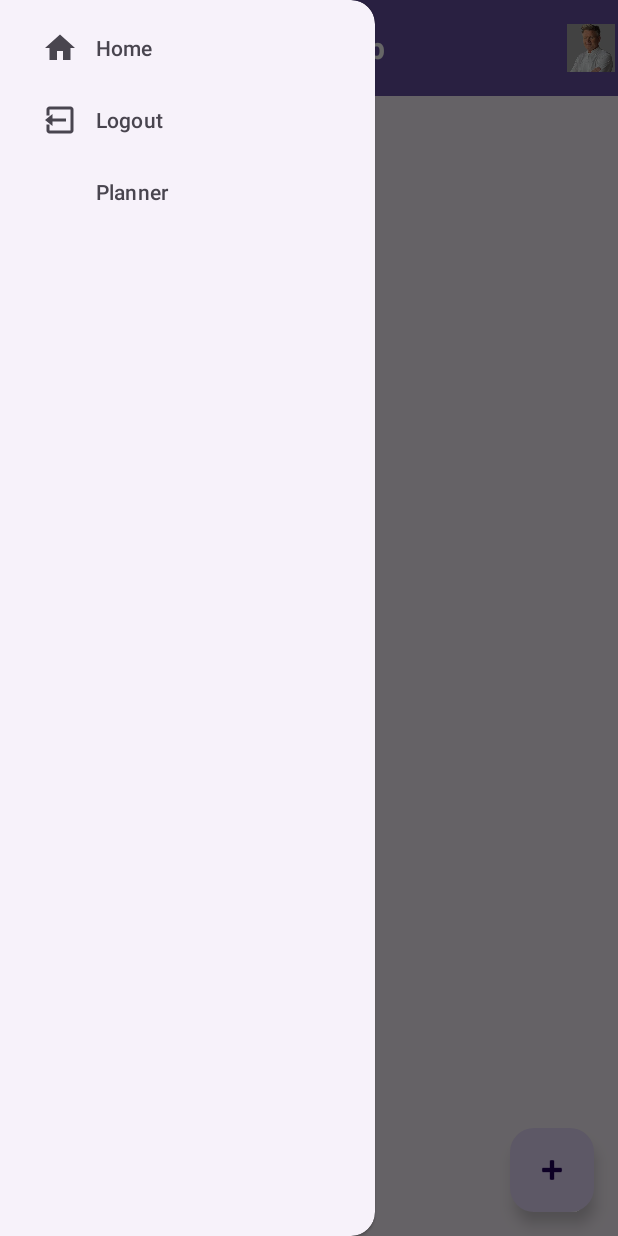
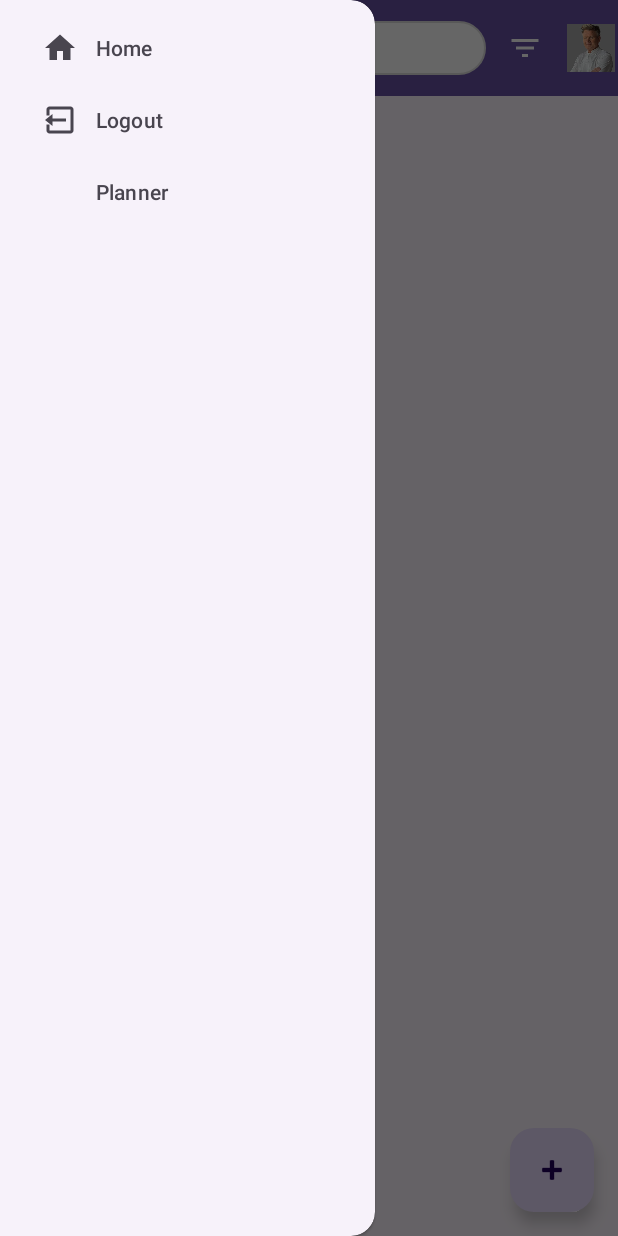
Before and after one commit to VuThanh2/RecipeApp, an Android app: the RecipeListFragment screen opened directly, with no data from a screen before it, with the side drawer open, on a phone screen of 412 x 824 dp. Run offline under Robolectric (Android 15) with nearby library versions, the phone set to English and light mode, and no system bars.

Commit message:
Add Searching Logic (by title, ingredient only), move DietMode from register to user profile, fix some minor ux features, continue with filtering

```diff
--- a/app/src/main/java/MealPlanner/WeeklyPlannerActivity.java
+++ b/app/src/main/java/MealPlanner/WeeklyPlannerActivity.java
@@ -11,10 +11,7 @@
 import RecipeManager.Recipe;
 import RecipeManager.RecipeDataManager;
 
-
-
 public class WeeklyPlannerActivity extends AppCompatActivity implements WeeklyAdapter.Listener {
-
     private String weekId;
     private WeeklyAdapter adapter;
     private TextView tvWeek;
@@ -51,7 +48,6 @@
         );
     }
 
-    // === Adapter callbacks ===
     @Override public void onAddClicked(Day day) {
         new AddRecipeBottomSheet(tag -> {
             boolean ok = MealPlanManager.addRecipe(this, weekId, day, tag);
@@ -69,6 +65,4 @@
                 })
                 .setNegativeButton("Huỷ", null).show();
     }
-
-
 }
--- a/app/src/main/java/RecipeManager/RecipeManagerActivity.java
+++ b/app/src/main/java/RecipeManager/RecipeManagerActivity.java
@@ -2,8 +2,10 @@
 
 import android.content.Intent;
 import android.os.Bundle;
+import android.text.Editable;
+import android.text.TextWatcher;
+import android.widget.EditText;
 import android.widget.ImageView;
-import android.widget.TextView;
 import android.widget.Toast;
 
 import androidx.appcompat.app.ActionBarDrawerToggle;
@@ -20,15 +22,14 @@
 import Login.UserProfileActivity;
 import MealPlanner.WeeklyPlannerActivity;
 
-public class RecipeManagerActivity extends AppCompatActivity
-        implements RecipeListFragment.OnRecipeSelectedListener {
-
+public class RecipeManagerActivity extends AppCompatActivity implements RecipeListFragment.OnRecipeSelectedListener {
     private DrawerLayout drawerLayout;
     private NavigationView navigationView;
     private Toolbar toolbar;
-    private TextView toolbarTitle;
     private ImageView profileIcon;
     private String currentUsername;
+    private EditText etSearch;
+    private RecipeListFragment recipeListFragment;
 
     @Override
     protected void onCreate(Bundle savedInstanceState) {
@@ -41,12 +42,8 @@
         setSupportActionBar(toolbar);
         Objects.requireNonNull(getSupportActionBar()).setDisplayShowTitleEnabled(false);
 
-        toolbarTitle = findViewById(R.id.tvToolbarTitle);
         profileIcon = findViewById(R.id.ivProfileIcon);
-
-        toolbarTitle.setOnClickListener(v -> {
-            PassDataToActivity(RecipeManagerActivity.class, 2);
-        });
+        etSearch = findViewById(R.id.etSearch);
 
         profileIcon.setOnClickListener(v -> {
             PassDataToActivity(UserProfileActivity.class, 1);
@@ -67,7 +64,7 @@
             int id = item.getItemId();
 
             if (id == R.id.nav_home) {
-                PassDataToActivity(RecipeManagerActivity.class, 1);
+                PassDataToActivity(RecipeManagerActivity.class, 4);
             } else if (id == R.id.nav_logout) {
                 Toast.makeText(this, "Logged out", Toast.LENGTH_SHORT).show();
                 PassDataToActivity(LoginActivity.class, 4);
@@ -80,25 +77,33 @@
         });
 
         if (savedInstanceState == null) {
+            recipeListFragment = new RecipeListFragment();
             getSupportFragmentManager().beginTransaction()
-                    .replace(R.id.fragment_container, new RecipeListFragment())
+                    .replace(R.id.fragment_container, recipeListFragment)
                     .commit();
+        } else {
+            recipeListFragment = (RecipeListFragment)
+                    getSupportFragmentManager().findFragmentById(R.id.fragment_container);
         }
+        etSearch.addTextChangedListener(new TextWatcher() {
+            @Override
+            public void beforeTextChanged(CharSequence s, int start, int count, int after) {}
+
+            @Override
+            public void onTextChanged(CharSequence s, int start, int before, int count) {
+                if (recipeListFragment != null) {
+                    recipeListFragment.FilterRecipesForSearching(s.toString());
+                }
+            }
+
+            @Override
+            public void afterTextChanged(Editable s) {}
+        });
     }
 
-    /**
-     * Callback từ RecipeListFragment.
-     * index đã lỗi thời (list giờ theo id); bỏ qua và mở Detail bằng recipe.
-     */
     @Override
-    public void onRecipeSelected(Recipe recipe, int index /*deprecated*/) {
-        // Nếu bạn đã refactor RecipeDetailFragment như mình đề xuất:
+    public void onRecipeSelected(Recipe recipe, int index) {
         RecipeDetailFragment detailFragment = RecipeDetailFragment.newInstance(recipe);
-
-        // Nếu muốn luôn lấy bản mới nhất từ storage theo id, bạn có thể:
-        // Recipe fresh = (recipe != null && recipe.getId() != null)
-        //     ? RecipeDataManager.getById(this, recipe.getId()) : null;
-        // RecipeDetailFragment detailFragment = RecipeDetailFragment.newInstance(fresh != null ? fresh : recipe);
 
         getSupportFragmentManager().beginTransaction()
                 .replace(R.id.fragment_container, detailFragment)
--- /dev/null
+++ b/app/src/main/res/drawable/ic_filter_list.xml
@@ -0,0 +1,9 @@
+<vector xmlns:android="http://schemas.android.com/apk/res/android"
+    android:width="24dp"
+    android:height="24dp"
+    android:viewportWidth="24"
+    android:viewportHeight="24">
+    <path
+        android:fillColor="#FFFFFF"
+        android:pathData="M10,18h4v-2h-4v2zM3,6v2h18V6H3zm3,7h12v-2H6v2z" />
+</vector>
--- /dev/null
+++ b/app/src/main/res/drawable/ic_search.xml
@@ -0,0 +1,9 @@
+<vector xmlns:android="http://schemas.android.com/apk/res/android"
+    android:width="24dp"
+    android:height="24dp"
+    android:viewportWidth="24"
+    android:viewportHeight="24">
+    <path
+        android:fillColor="#808080"
+        android:pathData="M15.5,14h-0.79l-0.28,-0.27a6.471,6.471 0,0 0,1.48 -5.34C15.15,5.39 12.28,3 8.9,3S2.65,5.39 2.65,8.39c0,3.0 2.88,5.39 6.25,5.39a6.471,6.471 0,0 0,5.34 -1.48l0.27,0.28v0.79l4.25,4.25c0.39,0.39 1.02,0.39 1.41,0 0.39,-0.39 0.39,-1.02 0,-1.41L15.5,14zM8.9,13C6.42,13 4.4,10.98 4.4,8.5S6.42,4 8.9,4 13.4,6.02 13.4,8.5 11.38,13 8.9,13z"/>
+</vector>
--- /dev/null
+++ b/app/src/main/res/drawable/search_background.xml
@@ -0,0 +1,8 @@
+<shape xmlns:android="http://schemas.android.com/apk/res/android"
+    android:shape="rectangle">
+    <solid android:color="@android:color/white" />
+    <corners android:radius="20dp" />
+    <stroke
+        android:width="1dp"
+        android:color="#DDDDDD" />
+</shape>
--- a/app/src/main/res/layout/activity_recipe_manager.xml
+++ b/app/src/main/res/layout/activity_recipe_manager.xml
@@ -19,27 +19,45 @@
             app:titleTextColor="@android:color/white"
             app:popupTheme="@style/ThemeOverlay.AppCompat.Light">
 
-            <TextView
-                android:id="@+id/tvToolbarTitle"
-                android:layout_width="wrap_content"
+            <LinearLayout
+                android:layout_width="match_parent"
                 android:layout_height="match_parent"
-                android:layout_gravity="center"
-                android:gravity="center"
-                android:text="Recipe App"
-                android:textColor="@android:color/white"
-                android:textStyle="bold"
-                android:textSize="20sp"
-                android:clickable="true"
-                android:focusable="true"/>
+                android:orientation="horizontal"
+                android:gravity="center_vertical">
+
+                <EditText
+                    android:id="@+id/etSearch"
+                    android:layout_width="0dp"
+                    android:layout_height="36dp"
+                    android:layout_weight="1"
+                    android:background="@drawable/search_background"
+                    android:hint="Search recipes..."
+                    android:inputType="text"
+                    android:paddingHorizontal="12dp"
+                    android:textColor="@android:color/black"
+                    android:textColorHint="@android:color/darker_gray"
+                    android:drawableStart="@drawable/ic_search"
+                    android:drawablePadding="8dp" />
+
+                <ImageView
+                    android:id="@+id/ivFilterIcon"
+                    android:layout_width="36dp"
+                    android:layout_height="36dp"
+                    android:layout_marginStart="8dp"
+                    android:src="@drawable/ic_filter_list"
+                    android:contentDescription="Filter"
+                    android:padding="6dp"
+                    app:tint="@android:color/white" />
 
                 <ImageView
                     android:id="@+id/ivProfileIcon"
                     android:layout_width="36dp"
                     android:layout_height="36dp"
-                android:layout_gravity="end|center_vertical"
+                    android:layout_marginStart="8dp"
                     android:src="@drawable/default_avatar"
                     android:scaleType="centerCrop"
                     android:padding="2dp"/>
+            </LinearLayout>
         </androidx.appcompat.widget.Toolbar>
 
         <FrameLayout
--- a/app/src/main/res/layout/activity_user_profile.xml
+++ b/app/src/main/res/layout/activity_user_profile.xml
@@ -60,7 +60,7 @@
         app:endIconMode="dropdown_menu">
 
         <AutoCompleteTextView
-            android:id="@+id/etCategory"
+            android:id="@+id/etDietMode"
             android:layout_width="match_parent"
             android:layout_height="50dp"
             android:paddingStart="12dp"
```
Also changed, not shown: app/src/main/java/Login/RegisterActivity.java (+2 -34 lines), app/src/main/java/Login/UserDataManager.java (+1 -29 lines), app/src/main/java/Login/UserProfileActivity.java (+14 -18 lines), app/src/main/java/MealPlanner/AddRecipeBottomSheet.java (+1 -9 lines), app/src/main/java/MealPlanner/RecipeTagDto.java (deleted, +0 -14 lines), app/src/main/java/RecipeManager/Recipe.java (+2 -20 lines), app/src/main/java/RecipeManager/RecipeDataManager.java (+0 -10 lines), app/src/main/java/RecipeManager/RecipeListFragment.java (+45 -6 lines), app/src/main/res/layout/activity_register.xml (+0 -12 lines). Lines whose indentation alone changed are shown as unchanged.
